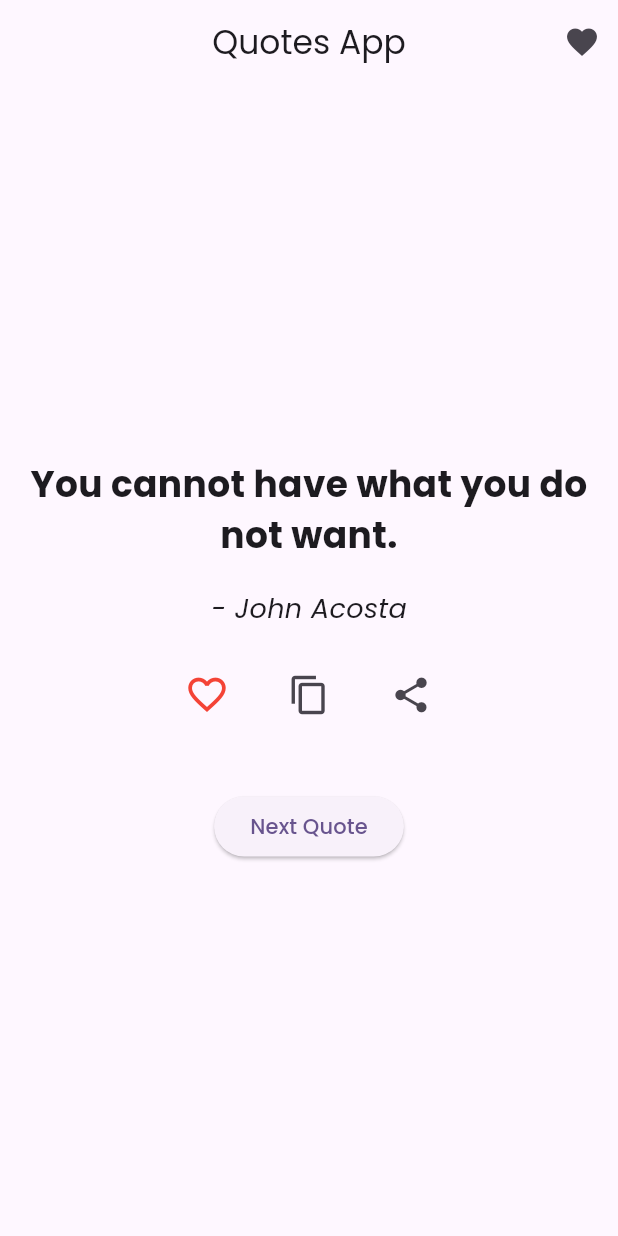
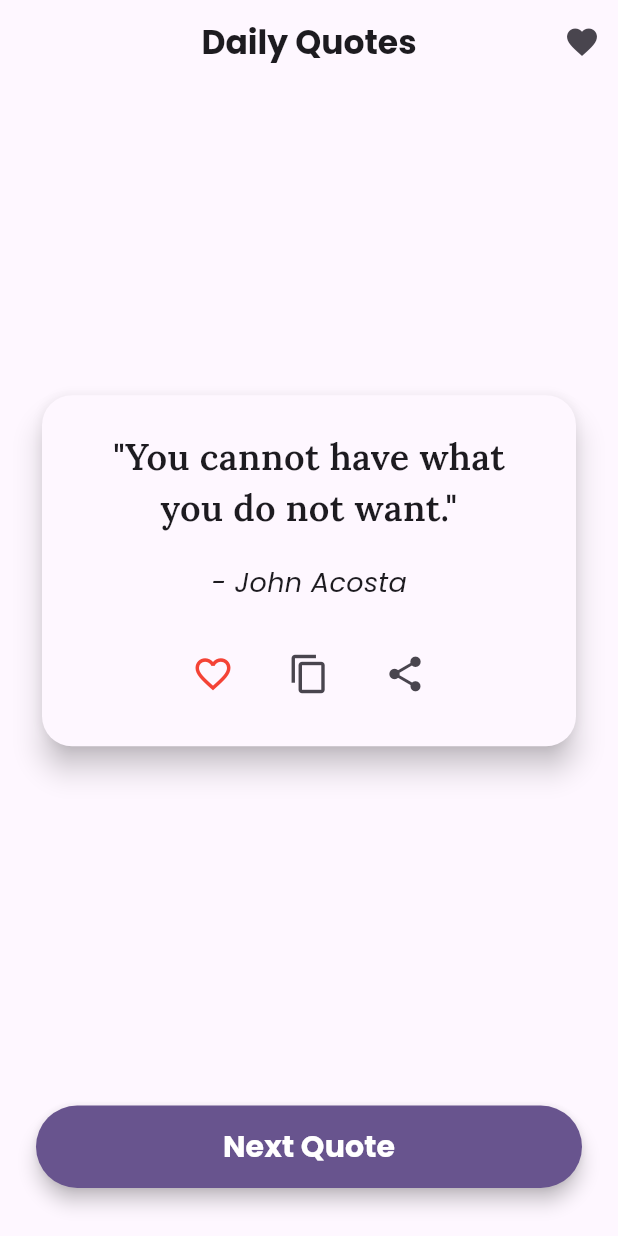
Before and after one commit to HumairaNazir/quotesapp, a Flutter app: the screen it shows after launch, on a phone screen of 412 x 824 dp. Run offline on Flutter 3.47's test engine with Material 3 defaults, Android fonts, the phone set to English and light mode, and no system bars; our stand-ins replace google_fonts, lottie, share_plus, shared_preferences.

```diff
--- a/lib/screens/home_screen.dart
+++ b/lib/screens/home_screen.dart
@@ -12,11 +12,18 @@ class HomeScreen extends StatelessWidget {
   @override
   Widget build(BuildContext context) {
     final provider = Provider.of<QuotesProvider>(context);
+    final theme = Theme.of(context);
 
     return Scaffold(
+      backgroundColor: theme.scaffoldBackgroundColor,
       appBar: AppBar(
-        title: const Text("Quotes App"),
+        title: Text(
+          "Daily Quotes",
+          style: GoogleFonts.poppins(fontWeight: FontWeight.bold),
+        ),
         centerTitle: true,
+        backgroundColor: theme.appBarTheme.backgroundColor,
+        elevation: 0,
         actions: [
           IconButton(
             icon: const Icon(Icons.favorite),
@@ -31,69 +38,90 @@ class HomeScreen extends StatelessWidget {
       ),
       body: provider.currentQuote == null
           ? const Center(child: CircularProgressIndicator())
-          : Padding(
-              padding: const EdgeInsets.all(20.0),
+          : Column(
+              mainAxisAlignment: MainAxisAlignment.spaceBetween,
+              children: [
+                Expanded(
+                  child: Center(
+                    child: Padding(
+                      padding: const EdgeInsets.symmetric(horizontal: 24),
+                      child: Card(
+                        elevation: 8,
+                        shape: RoundedRectangleBorder(
+                          borderRadius: BorderRadius.circular(20),
+                        ),
+                        color: theme.cardColor,
+                        child: Padding(
+                          padding: const EdgeInsets.all(24),
                           child: Column(
-                mainAxisAlignment: MainAxisAlignment.center,
+                            mainAxisSize: MainAxisSize.min,
                             children: [
                               Text(
-                    provider.currentQuote!.quoteText,
+                                '"${provider.currentQuote!.quoteText}"',
                                 textAlign: TextAlign.center,
-                    style: const TextStyle(
+                                style: GoogleFonts.lora(
                                   fontSize: 24,
-                      fontWeight: FontWeight.bold,
+                                  fontWeight: FontWeight.w600,
+                                  color: theme.textTheme.bodyLarge?.color,
                                 ),
                               ),
                               const SizedBox(height: 20),
+
                               Text(
                                 "- ${provider.currentQuote!.quoteAuthor}",
                                 style: GoogleFonts.poppins(
                                   fontSize: 18,
                                   fontStyle: FontStyle.italic,
+                                  color: theme.textTheme.bodySmall?.color,
                                 ),
                               ),
-                  const SizedBox(height: 20),
+                              const SizedBox(height: 24),
 
+                              // Buttons Row
                               Row(
                                 mainAxisAlignment: MainAxisAlignment.center,
                                 children: [
-                      // ❤️ Favorite
+                                  // Favorite
                                   IconButton(
                                     icon: Icon(
-                          provider.isQuoteFavorite(provider.currentQuote!)
+                                      provider.isQuoteFavorite(
+                                            provider.currentQuote!,
+                                          )
                                           ? Icons.favorite
                                           : Icons.favorite_border,
                                       color: Colors.red,
-                          size: 30,
+                                      size: 28,
                                     ),
                                     onPressed: () {
-                          provider.toggleQuoteFavorite(provider.currentQuote!);
+                                      provider.toggleQuoteFavorite(
+                                        provider.currentQuote!,
+                                      );
                                     },
                                   ),
+                                  const SizedBox(width: 16),
 
-                      const SizedBox(width: 20),
-
-                      // 📋 Copy
+                                  // Copy
                                   IconButton(
                                     icon: const Icon(Icons.copy, size: 28),
                                     onPressed: () {
                                       final quote = provider.currentQuote!;
                                       final text =
                                           "${quote.quoteText}\n- ${quote.quoteAuthor}";
-
-                          Clipboard.setData(ClipboardData(text: text));
-
-                          ScaffoldMessenger.of(context).showSnackBar(
+                                      Clipboard.setData(
+                                        ClipboardData(text: text),
+                                      );
+                                      ScaffoldMessenger.of(
+                                        context,
+                                      ).showSnackBar(
                                         const SnackBar(
                                           content: Text("Copied to clipboard!"),
                                         ),
                                       );
                                     },
                                   ),
+                                  const SizedBox(width: 16),
 
-                      const SizedBox(width: 20),
-
-                      // ↗️ Share
+                                  // Share
                                   IconButton(
                                     icon: const Icon(Icons.share, size: 28),
                                     onPressed: () {
@@ -105,13 +133,43 @@ class HomeScreen extends StatelessWidget {
                                   ),
                                 ],
                               ),
-                  const SizedBox(height: 40),
-                  ElevatedButton(
+                            ],
+                          ),
+                        ),
+                      ),
+                    ),
+                  ),
+                ),
+
+                Padding(
+                  padding: const EdgeInsets.symmetric(
+                    horizontal: 24,
+                    vertical: 32,
+                  ),
+                  child: SizedBox(
+                    width: double.infinity,
+                    height: 55,
+                    child: ElevatedButton(
+                      style: ElevatedButton.styleFrom(
+                        backgroundColor: theme.primaryColor,
+                        shape: RoundedRectangleBorder(
+                          borderRadius: BorderRadius.circular(30),
+                        ),
+                        elevation: 5,
+                      ),
                       onPressed: provider.getRandomQuote,
-                    child: const Text("Next Quote"),
+                      child: Text(
+                        "Next Quote",
+                        style: GoogleFonts.poppins(
+                          fontSize: 20,
+                          fontWeight: FontWeight.bold,
+                          color: Colors.white,
+                        ),
+                      ),
+                    ),
+                  ),
                 ),
               ],
-              ),
             ),
     );
   }
```
Also changed, not shown: 26 other files. Lines whose indentation alone changed are shown as unchanged.
